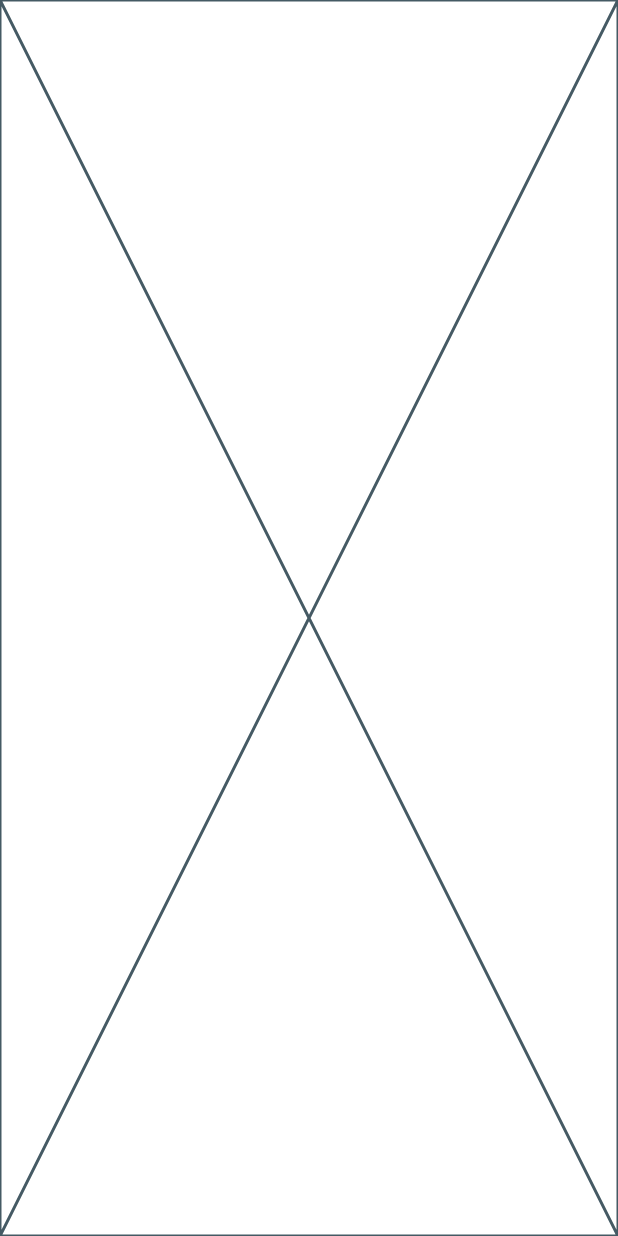
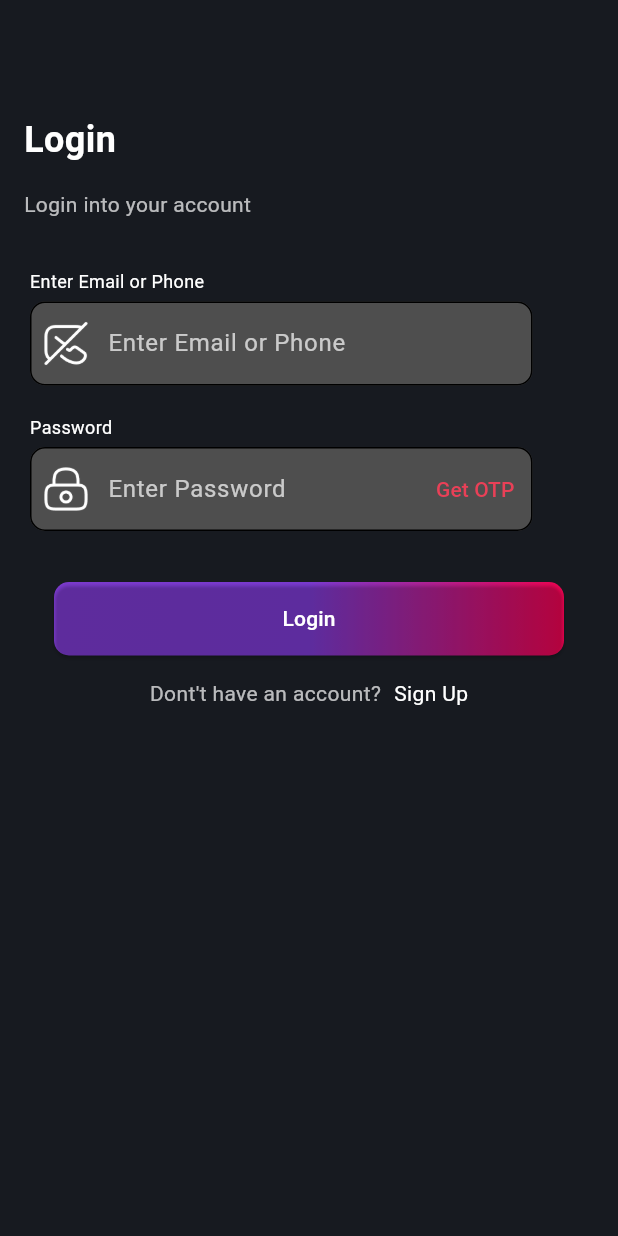
Before and after one commit to fwdAndroid/partymania_owners, a Flutter app: the screen it shows after launch, on a phone screen of 412 x 824 dp. Run offline on Flutter 3.47's test engine with Material 2 defaults, Android fonts, the phone set to English and light mode, and no system bars; Roboto replaces fonts that are missing (Mulish).

Commit message:
Login Page

```diff
--- a/lib/screens/auth/login_screen.dart
+++ b/lib/screens/auth/login_screen.dart
@@ -1,4 +1,9 @@
 import 'package:flutter/material.dart';
+import 'package:partymania_owners/screens/auth/signup_account.dart';
+import 'package:partymania_owners/utils/button.dart';
+import 'package:partymania_owners/utils/colors.dart';
+import 'package:partymania_owners/utils/controllers.dart';
+import 'package:partymania_owners/utils/textformfield.dart';
 
 class LoginScreen extends StatefulWidget {
   const LoginScreen({super.key});
@@ -10,6 +15,147 @@ class LoginScreen extends StatefulWidget {
 class _LoginScreenState extends State<LoginScreen> {
   @override
   Widget build(BuildContext context) {
-    return const Placeholder();
+    return Scaffold(
+      backgroundColor: backgroundColor,
+      body: Padding(
+        padding: const EdgeInsets.all(8.0),
+        child: Column(
+          crossAxisAlignment: CrossAxisAlignment.start,
+          children: [
+            const SizedBox(
+              height: 60,
+            ),
+            Padding(
+              padding: const EdgeInsets.all(8.0),
+              child: Text(
+                "Login",
+                style: TextStyle(
+                    fontSize: 24,
+                    color: textColor,
+                    fontWeight: FontWeight.w600),
+              ),
+            ),
+            Padding(
+              padding: const EdgeInsets.all(8.0),
+              child: Text(
+                "Login into your account",
+                style: TextStyle(
+                    fontSize: 14,
+                    color: textColor.withOpacity(.7),
+                    fontWeight: FontWeight.w400),
+              ),
+            ),
+            Container(
+              margin: EdgeInsets.only(left: 12, right: 12, top: 25),
+              child: Column(
+                crossAxisAlignment: CrossAxisAlignment.start,
+                children: [
+                  Text(
+                    "Enter Email or Phone",
+                    style: TextStyle(
+                        color: textColor,
+                        fontWeight: FontWeight.w400,
+                        fontSize: 12),
+                    textAlign: TextAlign.center,
+                  ),
+                  const SizedBox(
+                    height: 5,
+                  ),
+                  TextFormInputField(
+                      preIcon: Padding(
+                        padding: const EdgeInsets.all(8.0),
+                        child: Image.asset(
+                          "assets/sms.png",
+                          width: 15,
+                          height: 15,
+                        ),
+                      ),
+                      controller: loginEmailController,
+                      hintText: "Enter Email or Phone",
+                      textInputType: TextInputType.emailAddress),
+                ],
+              ),
+            ),
+            Container(
+              margin: EdgeInsets.only(left: 12, right: 12, top: 15),
+              child: Column(
+                crossAxisAlignment: CrossAxisAlignment.start,
+                children: [
+                  Text(
+                    "Password",
+                    style: TextStyle(
+                        color: textColor,
+                        fontWeight: FontWeight.w400,
+                        fontSize: 12),
+                    textAlign: TextAlign.center,
+                  ),
+                  const SizedBox(
+                    height: 5,
+                  ),
+                  TextFormInputField(
+                      suIcon: TextButton(
+                          onPressed: () {},
+                          child: Text(
+                            "Get OTP",
+                            style: TextStyle(color: otpColor),
+                          )),
+                      preIcon: Padding(
+                        padding: const EdgeInsets.all(8.0),
+                        child: Image.asset(
+                          "assets/lock.png",
+                          width: 15,
+                          height: 15,
+                        ),
+                      ),
+                      controller: passwordController,
+                      hintText: "Enter Password",
+                      textInputType: TextInputType.emailAddress),
+                ],
+              ),
+            ),
+            const SizedBox(
+              height: 30,
+            ),
+            Center(child: SaveButton(title: 'Login', onTap: () {})),
+            const SizedBox(
+              height: 15,
+            ),
+            Container(
+              margin: EdgeInsets.only(bottom: 5),
+              child: Row(
+                mainAxisAlignment: MainAxisAlignment.center,
+                children: [
+                  Text(
+                    "Dont't have an account?",
+                    style: TextStyle(
+                        color: textColor.withOpacity(.7),
+                        fontSize: 14,
+                        fontWeight: FontWeight.w400),
+                  ),
+                  SizedBox(
+                    width: 5,
+                  ),
+                  InkWell(
+                    onTap: () {
+                      Navigator.push(
+                          context,
+                          MaterialPageRoute(
+                              builder: (builder) => SignUpAccounts()));
+                    },
+                    child: Text(
+                      " Sign Up",
+                      style: TextStyle(
+                          color: textColor,
+                          fontSize: 14,
+                          fontWeight: FontWeight.w400),
+                    ),
+                  ),
+                ],
+              ),
+            ),
+          ],
+        ),
+      ),
+    );
   }
 }
--- /dev/null
+++ b/lib/screens/auth/signup_account.dart
@@ -0,0 +1,15 @@
+import 'package:flutter/material.dart';
+
+class SignUpAccounts extends StatefulWidget {
+  const SignUpAccounts({super.key});
+
+  @override
+  State<SignUpAccounts> createState() => _SignUpAccountsState();
+}
+
+class _SignUpAccountsState extends State<SignUpAccounts> {
+  @override
+  Widget build(BuildContext context) {
+    return const Placeholder();
+  }
+}
--- /dev/null
+++ b/lib/utils/button.dart
@@ -0,0 +1,80 @@
+import 'package:flutter/material.dart';
+import 'package:partymania_owners/utils/colors.dart';
+
+// ignore: must_be_immutable
+class SaveButton extends StatelessWidget {
+  String title;
+  final void Function()? onTap;
+
+  SaveButton({super.key, required this.title, required this.onTap});
+
+  @override
+  Widget build(BuildContext context) {
+    return DecoratedBox(
+        decoration: BoxDecoration(
+          gradient: const LinearGradient(colors: [
+            Color(0xff823DD8),
+            Color(0xff803DDA),
+            Color(0xffF80354)
+            //add more colors
+          ]),
+          borderRadius: BorderRadius.circular(10),
+        ),
+        child: ElevatedButton(
+          onPressed: onTap,
+          style: ElevatedButton.styleFrom(
+              fixedSize: Size(340, 49),
+              backgroundColor: Colors.transparent,
+              shape: RoundedRectangleBorder(
+                  borderRadius: BorderRadius.circular(10))),
+          child: Text(
+            title,
+            style: TextStyle(
+                fontSize: 14,
+                fontFamily: "Mulish",
+                fontWeight: FontWeight.w500,
+                color: textColor),
+          ),
+        ));
+  }
+}
+
+class OutlineButton extends StatelessWidget {
+  String title;
+  final void Function()? onTap;
+
+  OutlineButton({super.key, required this.title, required this.onTap});
+
+  @override
+  Widget build(BuildContext context) {
+    return DecoratedBox(
+        decoration: BoxDecoration(
+            gradient: LinearGradient(colors: [
+              Colors.blueAccent,
+              Colors.redAccent,
+              Colors.purpleAccent
+              //add more colors
+            ]),
+            borderRadius: BorderRadius.circular(5),
+            boxShadow: <BoxShadow>[
+              BoxShadow(
+                  color: Color.fromRGBO(0, 0, 0, 0.57), //shadow for button
+                  blurRadius: 5) //blur radius of shadow
+            ]),
+        child: OutlinedButton(
+          onPressed: onTap,
+          style: OutlinedButton.styleFrom(
+              side: BorderSide(color: Color(0xffB0CAFF), width: 1),
+              fixedSize: Size(340, 49),
+              shape: RoundedRectangleBorder(
+                  borderRadius: BorderRadius.circular(30))),
+          child: Text(
+            title,
+            style: TextStyle(
+                fontFamily: "Mulish",
+                fontWeight: FontWeight.w600,
+                color: Color(0xffCFDEFC)),
+          ),
+        ));
+  }
+}
--- /dev/null
+++ b/lib/utils/colors.dart
@@ -0,0 +1,7 @@
+import 'package:flutter/material.dart';
+
+final backgroundColor = Color(0xff171A20);
+final textColor = Colors.white;
+final borderColor = Color(0xffFFFFFF);
+final textFieldColor = Color(0xff4E4E4E);
+final otpColor = Color(0xffE94057);
--- /dev/null
+++ b/lib/utils/controllers.dart
@@ -0,0 +1,5 @@
+import 'package:flutter/material.dart';
+
+//Login
+final loginEmailController = TextEditingController();
+final passwordController = TextEditingController();
--- /dev/null
+++ b/lib/utils/textformfield.dart
@@ -0,0 +1,85 @@
+import 'package:flutter/material.dart';
+import 'package:flutter/services.dart';
+import 'package:partymania_owners/utils/colors.dart';
+
+class TextFormInputField extends StatelessWidget {
+  final TextEditingController controller;
+  final bool isPass;
+  final String hintText;
+  final TextInputType textInputType;
+  final Widget? preIcon;
+  final Widget? suIcon;
+
+  final void Function()? onTap;
+  final void Function(String)? onChanged;
+
+  final AutovalidateMode? autovalidateMode;
+  final FormFieldValidator? validat;
+  final List<TextInputFormatter>? inputFormatters;
+  final String? error;
+  final int? maxLines;
+
+  const TextFormInputField(
+      {Key? key,
+      required this.controller,
+      this.isPass = false,
+      this.preIcon,
+      this.suIcon,
+      this.onChanged,
+      this.error,
+      this.maxLines,
+      this.onTap,
+      this.autovalidateMode,
+      this.inputFormatters,
+      this.validat,
+      required this.hintText,
+      required this.textInputType})
+      : super(key: key);
+
+  @override
+  Widget build(BuildContext context) {
+    return Container(
+      width: 335,
+      height: 60,
+      child: TextFormField(
+        maxLines: maxLines,
+        style: TextStyle(color: textColor),
+        onTap: onTap,
+        autovalidateMode: autovalidateMode,
+        inputFormatters: inputFormatters,
+        validator: validat,
+        onChanged: onChanged,
+        keyboardType: textInputType,
+        obscureText: isPass,
+        controller: controller,
+        decoration: InputDecoration(
+            suffixIcon: suIcon,
+            prefixIcon: preIcon,
+            enabledBorder: OutlineInputBorder(
+              borderRadius: BorderRadius.circular(10),
+            ),
+            focusedBorder: OutlineInputBorder(
+              borderSide: BorderSide(color: borderColor.withOpacity(.4)),
+              borderRadius: BorderRadius.circular(10),
+            ),
+            disabledBorder: OutlineInputBorder(
+              borderSide: BorderSide(color: borderColor.withOpacity(.4)),
+              borderRadius: BorderRadius.circular(10),
+            ),
+            focusedErrorBorder: OutlineInputBorder(
+              borderSide: BorderSide(color: borderColor.withOpacity(.4)),
+              borderRadius: BorderRadius.circular(10),
+            ),
+            errorBorder: OutlineInputBorder(
+              borderSide: BorderSide(color: borderColor.withOpacity(.4)),
+              borderRadius: BorderRadius.circular(10),
+            ),
+            border: InputBorder.none,
+            fillColor: textFieldColor,
+            filled: true,
+            hintText: hintText,
+            hintStyle: TextStyle(color: textColor.withOpacity(.7))),
+      ),
+    );
+  }
+}
```
Also changed, not shown: assets/lock.png (added), assets/sms.png (added).
